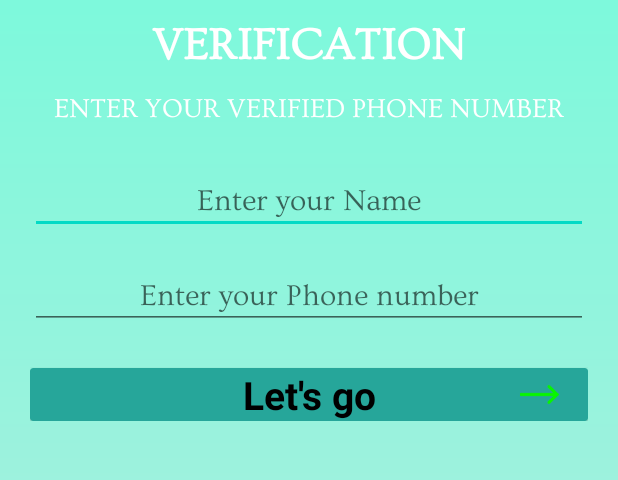
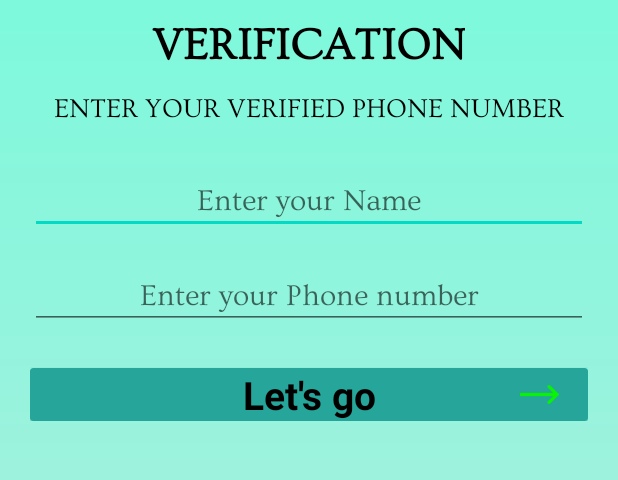
Before and after one commit to udayfop/unnati, an Android app: the OtpValidationActivity screen opened directly, with no data from a screen before it, on a phone screen of 412 x 824 dp, the part 389-869 px from its top. Run offline under Robolectric (Android 15) with nearby library versions, the phone set to English and light mode, and no system bars; our stand-ins replace Firebase (no records; nobody signed in at launch, a user with empty details on screens opened directly), sdp/ssp sizes; libraries missing offline, so code that uses them is left out: com.stfalcon.smsverifycatcher.

Commit message:
helloooo git

```diff
--- a/app/src/main/java/com/project/tmc/utils/CommonUtils.java
+++ b/app/src/main/java/com/project/tmc/utils/CommonUtils.java
@@ -676,7 +676,7 @@ public class CommonUtils {
             long diff = endDate.getTime() - startDate.getTime();
             seconds = diff / 1000;
             seconds = seconds / 60;
-            Log.e("nfjhfkfkf_hellowParasSIr_kya ho riya_hai", String.valueOf(seconds));
+            Log.e("nfjhfkfkf", String.valueOf(seconds));
             return seconds;
         }
         catch (Exception e){}
--- a/app/src/main/res/layout/activity_otp_validation.xml
+++ b/app/src/main/res/layout/activity_otp_validation.xml
@@ -33,7 +33,7 @@
             android:text="Verification"
             android:textAlignment="center"
             android:textAllCaps="true"
-            android:textColor="@color/white"
+            android:textColor="@color/black"
             android:textSize="30sp"
             android:textStyle="bold" />
 
@@ -47,7 +47,7 @@
             android:text="Enter your Verified Phone number"
             android:textAlignment="center"
             android:textAllCaps="true"
-            android:textColor="@color/white"
+            android:textColor="@color/black"
             android:textSize="18sp" />
 
         <EditText
@@ -63,7 +63,7 @@
             android:inputType="text"
             android:maxLines="1"
             android:textAlignment="center"
-            android:textColor="@color/white"
+            android:textColor="@color/black"
             android:textSize="20sp" />
 
 
@@ -81,7 +81,7 @@
             android:maxLength="10"
             android:maxLines="1"
             android:textAlignment="center"
-            android:textColor="@color/white"
+            android:textColor="@color/black"
             android:textSize="20sp" />
         <!--        <TextView-->
         <!--            android:id="@+id/verified"-->
--- a/app/src/main/res/layout/app_bar_main.xml
+++ b/app/src/main/res/layout/app_bar_main.xml
@@ -29,6 +29,7 @@
                     android:layout_width="match_parent"
                     android:layout_height="wrap_content"
                     android:layout_centerInParent="true"
+                    android:textColor="@color/black"
                     android:gravity="center"
                     android:textStyle="bold"
                     android:textSize="20sp"
```
Also changed, not shown: app/src/main/java/com/project/tmc/fragments/tab_fragments/CampaignFragment.java (+20 -6 lines), app/src/main/res/layout/fragment_campaign.xml (+3 -5 lines).
